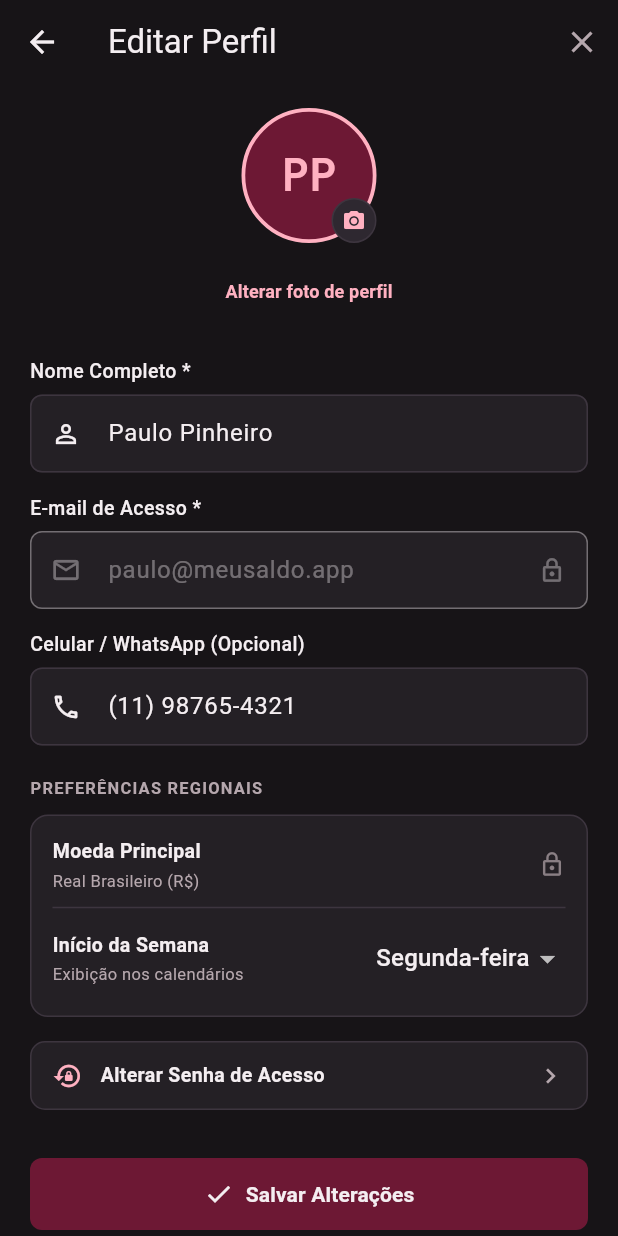
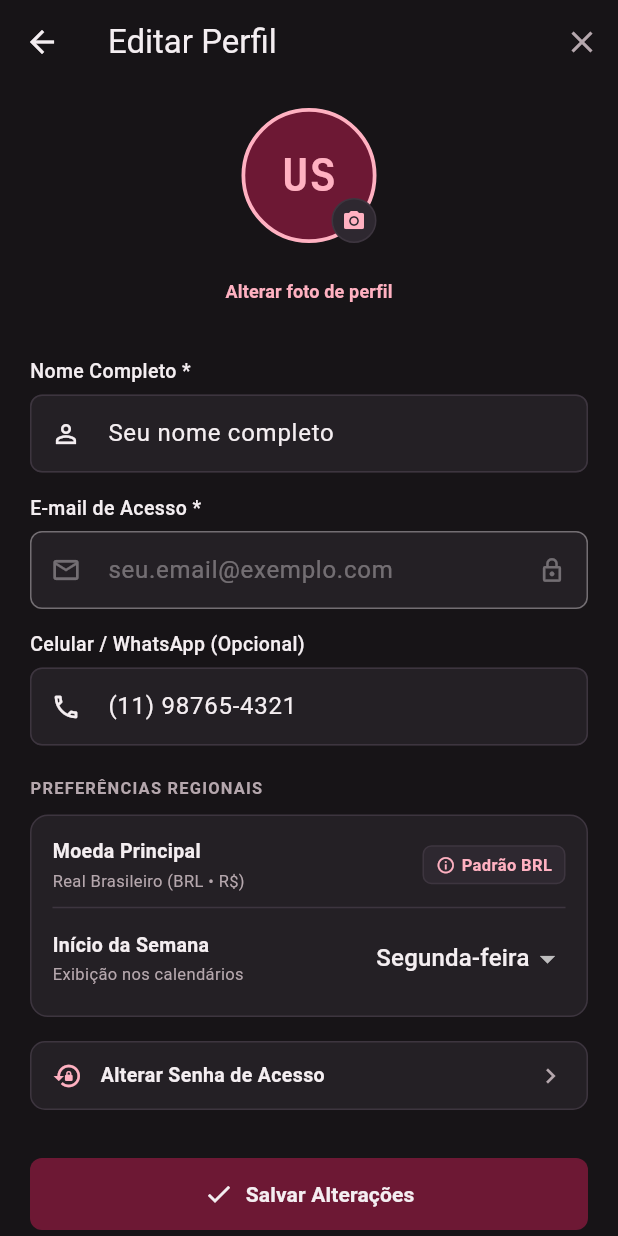
Before and after one commit to pinheiropaulo/MeuSaldoApp, a Flutter app: the EditProfileScreen screen opened by its route, on a phone screen of 412 x 824 dp. Run offline on Flutter 3.47's test engine with Material 3 defaults, Android fonts, the phone set to English and light mode, and no system bars; our stand-ins replace flutter_riverpod, go_router, google_fonts, supabase_flutter; accounts and stored records are empty.

Commit message:
feat(ux): adiciona onboarding de primeira conta, confirmacao de email e limpa mocks

```diff
--- a/apps/meusaldo/lib/features/auth/presentation/screens/edit_profile_screen.dart
+++ b/apps/meusaldo/lib/features/auth/presentation/screens/edit_profile_screen.dart
@@ -29,10 +29,10 @@ class _EditProfileScreenState extends ConsumerState<EditProfileScreen> {
     super.initState();
     final user = ref.read(authStateProvider).value;
     _nameController = TextEditingController(
-      text: user?.name ?? 'Paulo Pinheiro',
+      text: user?.name ?? '',
     );
     _emailController = TextEditingController(
-      text: user?.email ?? 'paulo@meusaldo.app',
+      text: user?.email ?? '',
     );
     _phoneController = TextEditingController(text: user?.phone ?? '');
   }
--- a/apps/meusaldo/lib/features/auth/presentation/widgets/login_form.dart
+++ b/apps/meusaldo/lib/features/auth/presentation/widgets/login_form.dart
@@ -20,8 +20,8 @@ class LoginForm extends StatefulWidget {
 }
 
 class _LoginFormState extends State<LoginForm> {
-  final _emailController = TextEditingController(text: 'paulo@meusaldo.app');
-  final _passwordController = TextEditingController(text: '123456');
+  final _emailController = TextEditingController();
+  final _passwordController = TextEditingController();
   bool _obscurePassword = true;
 
   @override
--- a/apps/meusaldo/lib/features/auth/presentation/widgets/profile/profile_form_fields.dart
+++ b/apps/meusaldo/lib/features/auth/presentation/widgets/profile/profile_form_fields.dart
@@ -108,7 +108,7 @@ class ProfileFormFields extends StatelessWidget {
                       ),
                       SizedBox(height: 2),
                       Text(
-                        'Real Brasileiro (R\$)',
+                        'Real Brasileiro (BRL • R\$)',
                         style: TextStyle(
                           fontSize: 11,
                           color: AppColors.textSecondary,
@@ -116,10 +116,33 @@ class ProfileFormFields extends StatelessWidget {
                       ),
                     ],
                   ),
-                  Icon(
-                    Icons.lock_outline,
-                    size: 18,
-                    color: AppColors.textSecondary.withValues(alpha: 0.7),
+                  Container(
+                    padding:
+                        const EdgeInsets.symmetric(horizontal: 8, vertical: 4),
+                    decoration: BoxDecoration(
+                      color: AppColors.surfaceElevated,
+                      borderRadius: BorderRadius.circular(6),
+                      border: Border.all(color: AppColors.outline),
+                    ),
+                    child: const Row(
+                      mainAxisSize: MainAxisSize.min,
+                      children: [
+                        Icon(
+                          Icons.info_outline,
+                          size: 13,
+                          color: AppColors.primaryHighlight,
+                        ),
+                        SizedBox(width: 4),
+                        Text(
+                          'Padrão BRL',
+                          style: TextStyle(
+                            fontSize: 11,
+                            fontWeight: FontWeight.w600,
+                            color: AppColors.primaryHighlight,
+                          ),
+                        ),
+                      ],
+                    ),
                   ),
                 ],
               ),
```
Also changed, not shown: apps/meusaldo/lib/features/auth/presentation/screens/register_screen.dart (+15 -23 lines), apps/meusaldo/lib/features/auth/presentation/widgets/register/email_confirmation_dialog.dart (added, +98 -0 lines), apps/meusaldo/lib/features/cards/data/in_memory_credit_card_repository.dart (+12 -3 lines), apps/meusaldo/lib/features/home/presentation/screens/home_screen.dart (+27 -1 lines), apps/meusaldo/lib/features/home/presentation/widgets/home_accounts_section.dart (+24 -9 lines), apps/meusaldo/lib/features/home/presentation/widgets/home_first_account_banner.dart (added, +83 -0 lines), 6 other files.
